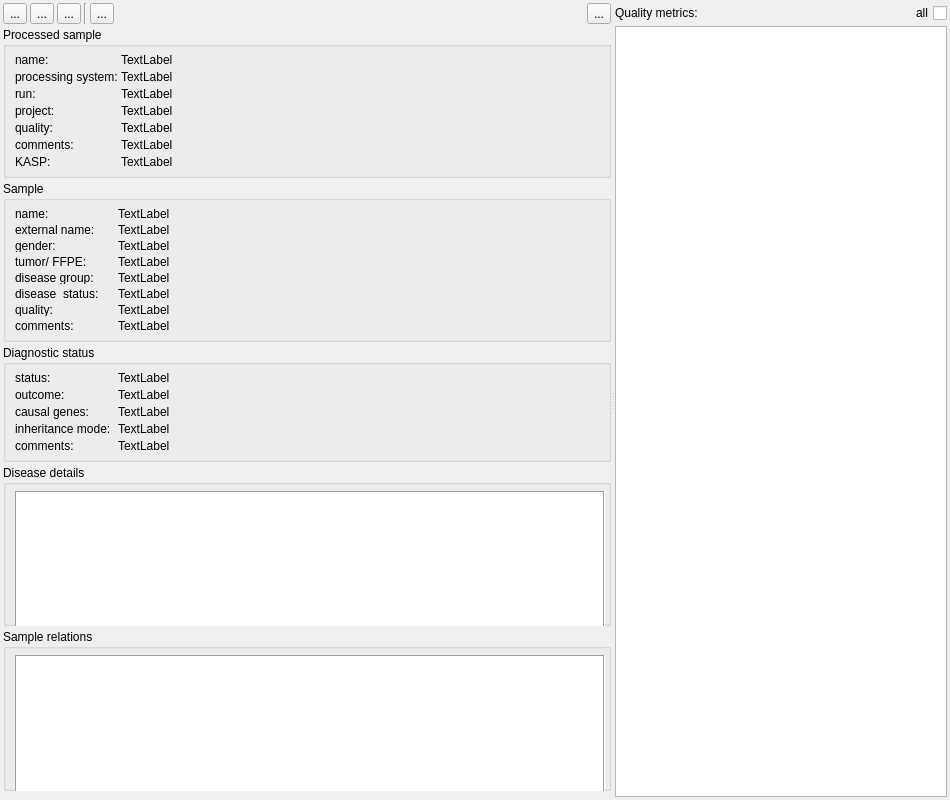
Qt form src/GSvar/ProcessedSampleWidget.ui (imgag/ngs-bits) before a commit.
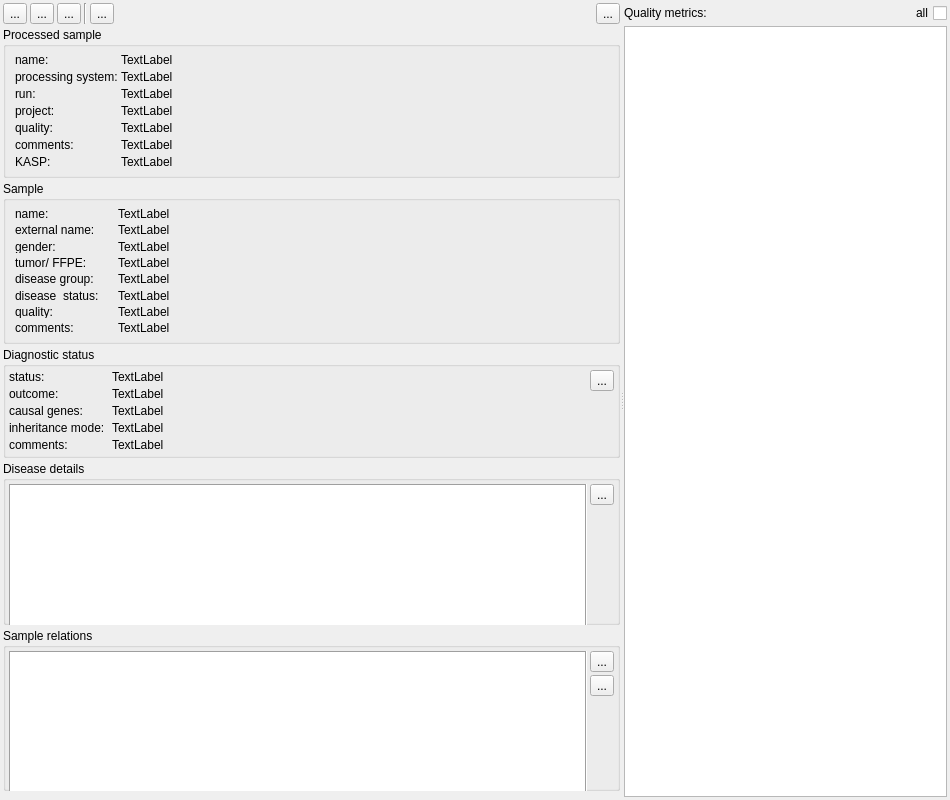
The same form after that commit. Icons and pictures are not drawn. Custom widgets are drawn as their Qt base class.

Commit message: GSvar: GUI improvements in processed sample tab.

The edit to the form file:
```diff
--- a/src/GSvar/ProcessedSampleWidget.ui
+++ b/src/GSvar/ProcessedSampleWidget.ui
@@ -492,6 +492,23 @@
          <property name="flat">
           <bool>true</bool>
          </property>
+         <layout class="QHBoxLayout" name="horizontalLayout_5" stretch="1,0">
+          <property name="spacing">
+           <number>3</number>
+          </property>
+          <property name="leftMargin">
+           <number>3</number>
+          </property>
+          <property name="topMargin">
+           <number>3</number>
+          </property>
+          <property name="rightMargin">
+           <number>3</number>
+          </property>
+          <property name="bottomMargin">
+           <number>3</number>
+          </property>
+          <item>
          <layout class="QFormLayout" name="formLayout">
           <property name="horizontalSpacing">
            <number>3</number>
@@ -499,15 +516,6 @@
           <property name="verticalSpacing">
            <number>3</number>
           </property>
-          <property name="topMargin">
-           <number>6</number>
-          </property>
-          <property name="rightMargin">
-           <number>3</number>
-          </property>
-          <property name="bottomMargin">
-           <number>6</number>
-          </property>
           <item row="0" column="0">
            <widget class="QLabel" name="label_13">
             <property name="minimumSize">
@@ -538,6 +546,16 @@
             </property>
            </widget>
           </item>
+            <item row="1" column="1">
+             <widget class="QLabel" name="outcome">
+              <property name="text">
+               <string>TextLabel</string>
+              </property>
+              <property name="textInteractionFlags">
+               <set>Qt::LinksAccessibleByMouse|Qt::TextSelectableByMouse</set>
+              </property>
+             </widget>
+            </item>
           <item row="2" column="0">
            <widget class="QLabel" name="label_18">
             <property name="text">
@@ -545,6 +563,16 @@
             </property>
            </widget>
           </item>
+            <item row="2" column="1">
+             <widget class="QLabel" name="causal_genes">
+              <property name="text">
+               <string>TextLabel</string>
+              </property>
+              <property name="textInteractionFlags">
+               <set>Qt::LinksAccessibleByMouse|Qt::TextSelectableByMouse</set>
+              </property>
+             </widget>
+            </item>
           <item row="3" column="0">
            <widget class="QLabel" name="label_19">
             <property name="text">
@@ -552,6 +580,16 @@
             </property>
            </widget>
           </item>
+            <item row="3" column="1">
+             <widget class="QLabel" name="inheritance_mode">
+              <property name="text">
+               <string>TextLabel</string>
+              </property>
+              <property name="textInteractionFlags">
+               <set>Qt::LinksAccessibleByMouse|Qt::TextSelectableByMouse</set>
+              </property>
+             </widget>
+            </item>
           <item row="4" column="0">
            <widget class="QLabel" name="label_20">
             <property name="text">
@@ -559,36 +597,6 @@
             </property>
            </widget>
           </item>
-          <item row="1" column="1">
-           <widget class="QLabel" name="outcome">
-            <property name="text">
-             <string>TextLabel</string>
-            </property>
-            <property name="textInteractionFlags">
-             <set>Qt::LinksAccessibleByMouse|Qt::TextSelectableByMouse</set>
-            </property>
-           </widget>
-          </item>
-          <item row="2" column="1">
-           <widget class="QLabel" name="causal_genes">
-            <property name="text">
-             <string>TextLabel</string>
-            </property>
-            <property name="textInteractionFlags">
-             <set>Qt::LinksAccessibleByMouse|Qt::TextSelectableByMouse</set>
-            </property>
-           </widget>
-          </item>
-          <item row="3" column="1">
-           <widget class="QLabel" name="inheritance_mode">
-            <property name="text">
-             <string>TextLabel</string>
-            </property>
-            <property name="textInteractionFlags">
-             <set>Qt::LinksAccessibleByMouse|Qt::TextSelectableByMouse</set>
-            </property>
-           </widget>
-          </item>
           <item row="4" column="1">
            <widget class="QLabel" name="comments_diag">
             <property name="text">
@@ -600,20 +608,33 @@
            </widget>
           </item>
          </layout>
-        </widget>
        </item>
        <item>
-        <spacer name="verticalSpacer_2">
-         <property name="orientation">
-          <enum>Qt::Vertical</enum>
-         </property>
-         <property name="sizeHint" stdset="0">
-          <size>
-           <width>20</width>
-           <height>40</height>
-          </size>
-         </property>
-        </spacer>
+           <layout class="QVBoxLayout" name="verticalLayout_6" stretch="0,0">
+            <property name="spacing">
+             <number>3</number>
+            </property>
+            <item>
+             <widget class="QToolButton" name="diag_status_edit_btn">
+              <property name="toolTip">
+               <string>Edit diagnostic status.</string>
+              </property>
+              <property name="text">
+               <string>...</string>
+              </property>
+              <property name="icon">
+               <iconset resource="GSvar.qrc">
+                <normaloff>:/Icons/Edit.png</normaloff>:/Icons/Edit.png</iconset>
+              </property>
+             </widget>
+            </item>
+            <item>
+             <widget class="QWidget" name="widget" native="true"/>
+            </item>
+           </layout>
+          </item>
+         </layout>
+        </widget>
        </item>
        <item>
         <widget class="QGroupBox" name="groupBox_3">
@@ -623,18 +644,21 @@
          <property name="flat">
           <bool>true</bool>
          </property>
-         <layout class="QVBoxLayout" name="verticalLayout_6">
+         <layout class="QHBoxLayout" name="horizontalLayout_2">
           <property name="spacing">
            <number>3</number>
           </property>
+          <property name="leftMargin">
+           <number>3</number>
+          </property>
           <property name="topMargin">
-           <number>6</number>
+           <number>3</number>
           </property>
           <property name="rightMargin">
            <number>3</number>
           </property>
           <property name="bottomMargin">
-           <number>6</number>
+           <number>3</number>
           </property>
           <item>
            <widget class="DBTableWidget" name="disease_details">
@@ -653,7 +677,7 @@
             <property name="maximumSize">
              <size>
               <width>16777215</width>
-              <height>200</height>
+              <height>150</height>
              </size>
             </property>
             <property name="frameShape">
@@ -661,6 +685,30 @@
             </property>
            </widget>
           </item>
+          <item>
+           <layout class="QVBoxLayout" name="verticalLayout" stretch="0,0">
+            <property name="spacing">
+             <number>3</number>
+            </property>
+            <item>
+             <widget class="QToolButton" name="disease_details_edit_btn">
+              <property name="toolTip">
+               <string>Edit disease details.</string>
+              </property>
+              <property name="text">
+               <string>...</string>
+              </property>
+              <property name="icon">
+               <iconset resource="GSvar.qrc">
+                <normaloff>:/Icons/Edit.png</normaloff>:/Icons/Edit.png</iconset>
+              </property>
+             </widget>
+            </item>
+            <item>
+             <widget class="QWidget" name="widget_2" native="true"/>
+            </item>
+           </layout>
+          </item>
          </layout>
         </widget>
        </item>
@@ -672,18 +720,21 @@
          <property name="flat">
           <bool>true</bool>
          </property>
-         <layout class="QVBoxLayout" name="verticalLayout_7">
+         <layout class="QHBoxLayout" name="horizontalLayout_4">
           <property name="spacing">
            <number>3</number>
           </property>
+          <property name="leftMargin">
+           <number>3</number>
+          </property>
           <property name="topMargin">
-           <number>6</number>
+           <number>3</number>
           </property>
           <property name="rightMargin">
            <number>3</number>
           </property>
           <property name="bottomMargin">
-           <number>6</number>
+           <number>3</number>
           </property>
           <item>
            <widget class="DBTableWidget" name="sample_relations">
@@ -702,7 +753,7 @@
             <property name="maximumSize">
              <size>
               <width>16777215</width>
-              <height>200</height>
+              <height>150</height>
              </size>
             </property>
             <property name="frameShape">
@@ -710,9 +761,60 @@
             </property>
            </widget>
           </item>
-         </layout>
+          <item>
+           <layout class="QVBoxLayout" name="verticalLayout_3" stretch="0,0,0">
+            <property name="spacing">
+             <number>3</number>
+            </property>
+            <item>
+             <widget class="QToolButton" name="relation_add_btn">
+              <property name="toolTip">
+               <string>Add sample relation.</string>
+              </property>
+              <property name="text">
+               <string>...</string>
+              </property>
+              <property name="icon">
+               <iconset resource="GSvar.qrc">
+                <normaloff>:/Icons/Add.png</normaloff>:/Icons/Add.png</iconset>
+              </property>
+             </widget>
+            </item>
+            <item>
+             <widget class="QToolButton" name="relation_delete_btn">
+              <property name="toolTip">
+               <string>Remove selected sample relation(s).</string>
+              </property>
+              <property name="text">
+               <string>...</string>
+              </property>
+              <property name="icon">
+               <iconset resource="GSvar.qrc">
+                <normaloff>:/Icons/Remove.png</normaloff>:/Icons/Remove.png</iconset>
+              </property>
+             </widget>
+            </item>
+            <item>
+             <widget class="QWidget" name="widget_3" native="true"/>
+            </item>
+           </layout>
+          </item>
+         </layout>
         </widget>
        </item>
+       <item>
+        <spacer name="verticalSpacer_2">
+         <property name="orientation">
+          <enum>Qt::Vertical</enum>
+         </property>
+         <property name="sizeHint" stdset="0">
+          <size>
+           <width>5</width>
+           <height>5</height>
+          </size>
+         </property>
+        </spacer>
+       </item>
       </layout>
      </widget>
      <widget class="QWidget" name="layoutWidget2">
```
Lines whose indentation alone changed are shown as unchanged. The commit also changes 2 other files.
